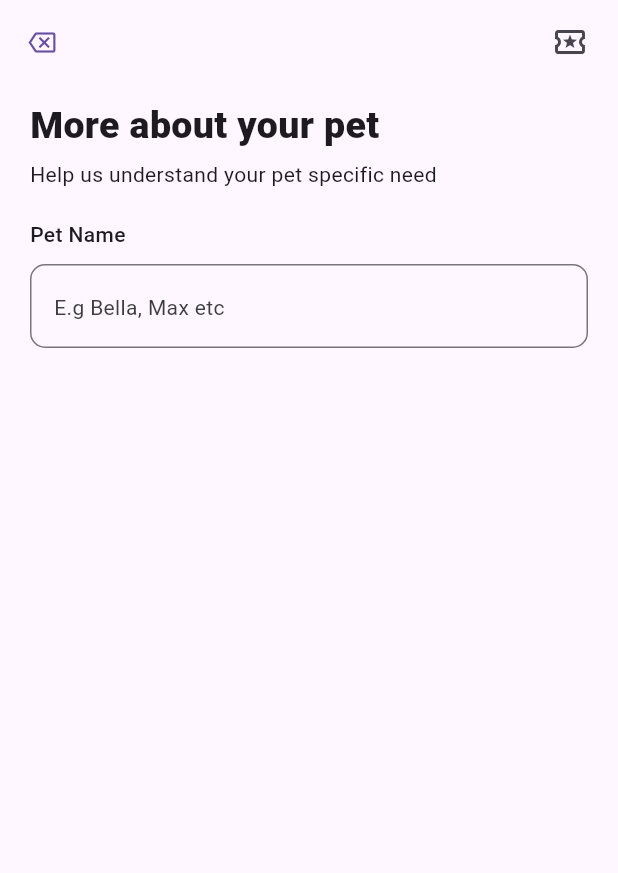
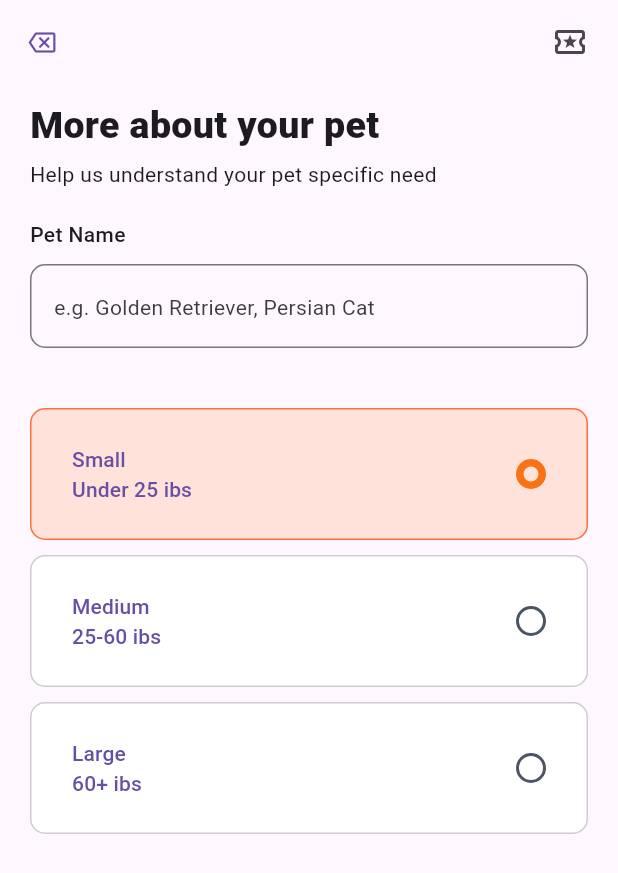
Before and after one commit to JoshuaOzibo/pet-mobile-app-with-flutter, a Flutter app: the SecondPage screen opened by its route, on a phone screen of 412 x 824 dp. Shown: the top 873 px of the screen. Run offline on Flutter 3.47's test engine with Material 3 defaults, Android fonts, the phone set to English and light mode, and no system bars; our stand-ins replace hexcolor.

Commit message:
updated added select weight

```diff
--- a/lib/customColors/colors_picker.dart
+++ b/lib/customColors/colors_picker.dart
@@ -3,9 +3,9 @@ import 'package:hexcolor/hexcolor.dart';
 
 class AppColors {
   static Color grayBackground = HexColor('#f4f6f8');
-  static Color grayBorder = HexColor('#f4f6f8');
+  static Color grayBorder = HexColor('#4b5563');
   static Color background = HexColor('#f4f6f8');
-  static Color orangeBorder = HexColor('#dfa890');
-  static Color orangeText = HexColor('#ff824a');
-  static Color orangeTranparentBackground = HexColor('#fbeee9');
+  static Color orangeBorder = HexColor('#f97316');
+  static Color orangeText = HexColor('#ea580c');
+  static Color orangeTranparentBackground = HexColor('#fff7ed');
 }
--- a/lib/features/select_pet_features/components/toggle_button.dart
+++ b/lib/features/select_pet_features/components/toggle_button.dart
@@ -64,7 +64,7 @@ class _CustomToggleButtonState extends State<CustomToggleButton> {
           children: [
             customButton(icon: '🐠', text: 'Fish', index: 3),
             customButton(icon: '🐍', text: 'Reptile', index: 4),
-            customButton(icon: '🦦', text: 'Others', index: 5),
+            customButton(icon: '🐾', text: 'Others', index: 5),
           ],
         ),
       ],
--- /dev/null
+++ b/lib/features/select_pet_features/components/toggle_size_button.dart
@@ -0,0 +1,80 @@
+import 'package:flutter/material.dart';
+import 'package:pet_app/customColors/colors_picker.dart';
+
+class ToggleSizeButton extends StatefulWidget {
+  const ToggleSizeButton({super.key});
+
+  @override
+  State<ToggleSizeButton> createState() => _ToggleSizeButtonState();
+}
+
+class _ToggleSizeButtonState extends State<ToggleSizeButton> {
+  int selectedItemIndex = 0;
+
+  Widget selectSizeWidget({
+    required int index,
+    required String size,
+    required String weight,
+  }) {
+    bool isSelected = selectedItemIndex == index;
+
+    return Container(
+      width: double.infinity,
+      padding: EdgeInsets.symmetric(horizontal: 15, vertical: 15),
+      decoration: BoxDecoration(
+        borderRadius: BorderRadius.circular(10),
+        color: isSelected
+            ? const Color.fromARGB(255, 255, 226, 217)
+            : Colors.white,
+        border: Border.all(
+          color: isSelected
+              ? Colors.deepOrangeAccent
+              : const Color.fromARGB(255, 205, 205, 205),
+        ),
+      ),
+      child: TextButton(
+        onPressed: () => {
+          setState(() {
+            selectedItemIndex = index;
+          }),
+        },
+        child: Row(
+          mainAxisAlignment: MainAxisAlignment.spaceBetween,
+          crossAxisAlignment: CrossAxisAlignment.center,
+          spacing: 5,
+          children: [
+            Column(
+              crossAxisAlignment: CrossAxisAlignment.start,
+              children: [Text(size), Text(weight)]),
+
+            Container(
+              width: 20,
+              height: 20,
+              decoration: BoxDecoration(
+                borderRadius: BorderRadius.circular(100),
+                border: Border.all(
+                  color: isSelected ? AppColors.orangeBorder : AppColors.grayBorder,
+                  width: isSelected ? 5 : 2,
+                  // color: Colors.deepOrange
+                ),
+
+              ),
+            ),
+          ],
+        ),
+      ),
+    );
+  }
+
+  @override
+  Widget build(BuildContext context) {
+    return Column(
+      spacing: 10,
+      children: [
+        selectSizeWidget( index: 0, size: 'Small', weight: 'Under 25 ibs'),
+        selectSizeWidget( index: 1, size: 'Medium', weight: '25-60 ibs'),
+        selectSizeWidget( index: 2, size: 'Large', weight: '60+ ibs'),
+      ],
+    );
+  }
+}
--- a/lib/features/select_pet_features/details_pages/second_page.dart
+++ b/lib/features/select_pet_features/details_pages/second_page.dart
@@ -1,4 +1,5 @@
 import 'package:flutter/material.dart';
+import 'package:pet_app/features/select_pet_features/components/toggle_size_button.dart';
 
 class SecondPage extends StatelessWidget {
   const SecondPage({super.key});
@@ -43,12 +44,14 @@ class SecondPage extends StatelessWidget {
               crossAxisAlignment: CrossAxisAlignment.start,
               spacing: 10,
               children: [
-                Text('Pet Name', style: TextStyle(fontWeight: FontWeight.w500)),
+                Text('Pet Name',
+                style: TextStyle(
+                  fontWeight: FontWeight.w500)),
                 TextField(
                   decoration: InputDecoration(
                     hoverColor: Colors.amber,
                     hint: Text(
-                      'E.g Bella, Max etc',
+                      'e.g. Golden Retriever, Persian Cat',
                       style: TextStyle(
                         color: const Color.fromARGB(255, 61, 61, 61),
                       ),
@@ -58,6 +61,10 @@ class SecondPage extends StatelessWidget {
                     ),
                   ),
                 ),
+
+
+                SizedBox(height: 20,),
+                ToggleSizeButton(),
               ],
             ),
           ],
```
Also changed, not shown: lib/features/select_pet_features/components/input_selection.dart (added, +40 -0 lines), lib/features/select_pet_features/details_pages/first_page.dart (+6 -1 lines).
